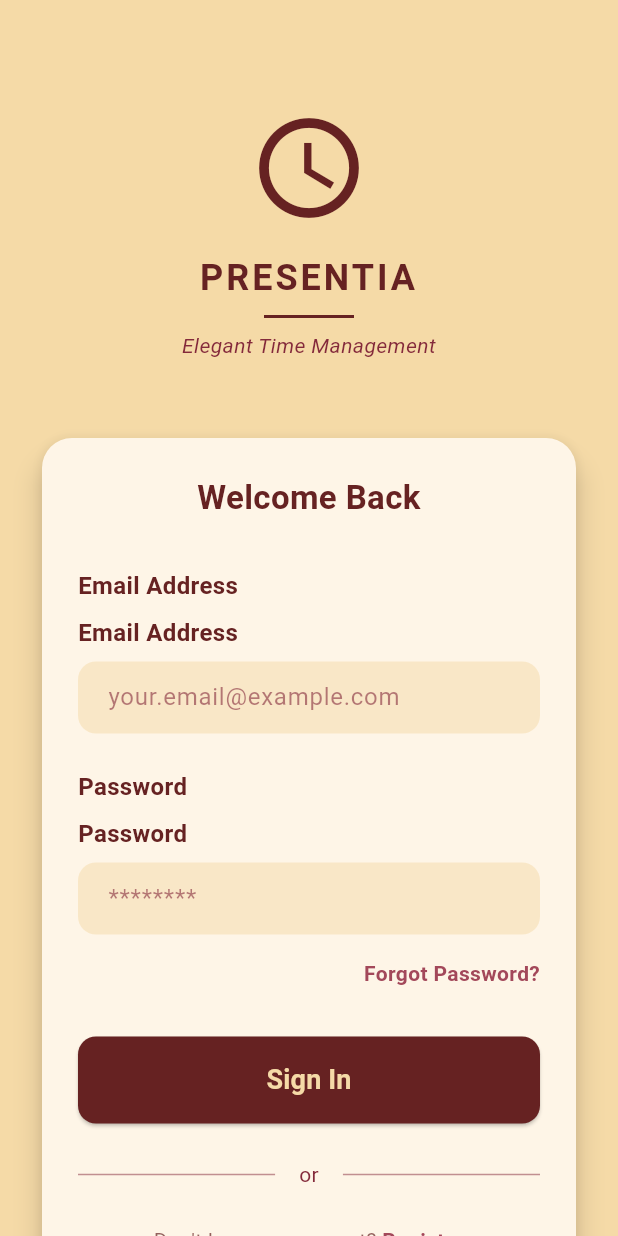
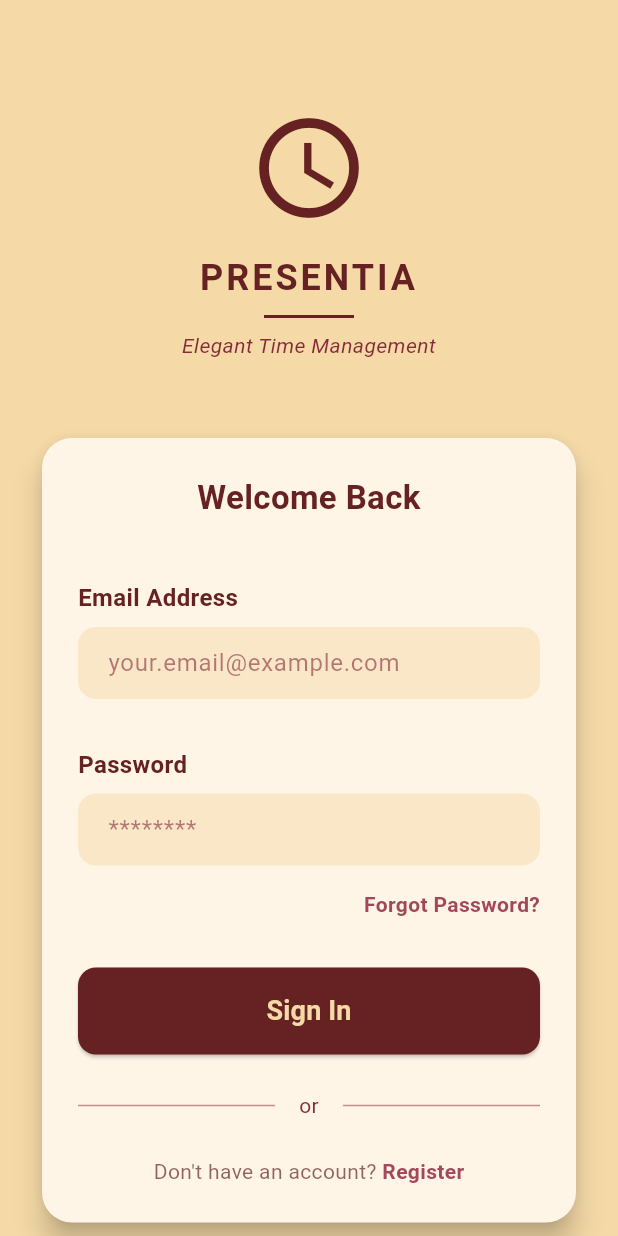
Before and after one commit to aaliyahazzahra/project_absensi_ppkd_b4, a Flutter app: the screen it shows after launch, on a phone screen of 412 x 824 dp. Run offline on Flutter 3.47's test engine with Material 3 defaults, Android fonts, the phone set to English and light mode, and no system bars; our stand-ins replace geolocator, image_picker, permission_handler, shared_preferences.

Commit message:
title double

```diff
--- a/lib/presentation/view/auth/login_page.dart
+++ b/lib/presentation/view/auth/login_page.dart
@@ -120,14 +120,7 @@ class _LoginPageState extends State<LoginPage> {
                         ),
                       ),
                       const SizedBox(height: 32),
-                      Text(
-                        'Email Address',
-                        style: TextStyle(
-                          color: AppColor.retroDarkRed,
-                          fontSize: 16,
-                          fontWeight: FontWeight.w600,
-                        ),
-                      ),
+
                       const SizedBox(height: 8),
                       CustomTextFormField(
                         label: 'Email Address',
@@ -137,14 +130,6 @@ class _LoginPageState extends State<LoginPage> {
                       ),
                       const SizedBox(height: 24),
 
-                      Text(
-                        'Password',
-                        style: TextStyle(
-                          color: AppColor.retroDarkRed,
-                          fontSize: 16,
-                          fontWeight: FontWeight.w600,
-                        ),
-                      ),
                       const SizedBox(height: 8),
                       CustomTextFormField(
                         label: 'Password',
```
